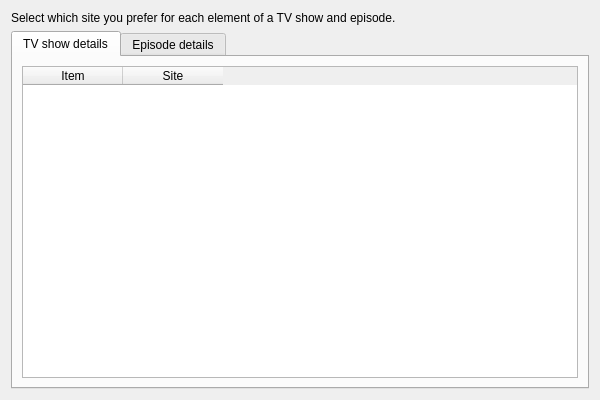
The window that src/ui/settings/CustomTvScraperSettingsWidget.ui (Komet/MediaElch) describes before a commit, drawn with Qt 5.
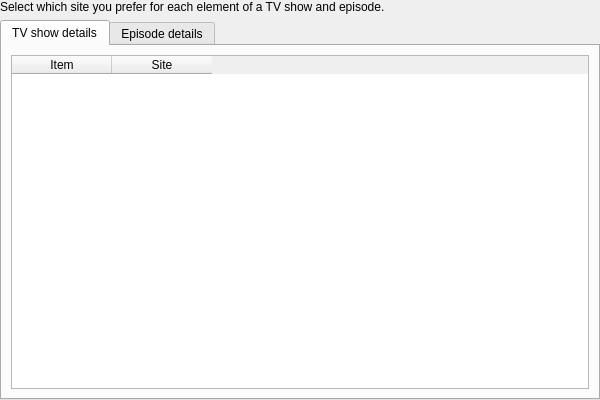
The same window after the commit.

Commit message:
fix(UI): Fix spacing of settings window; add scroll areas
To make the settings more readable, fix some spacing issues.

```diff
--- a/src/ui/settings/CustomTvScraperSettingsWidget.ui
+++ b/src/ui/settings/CustomTvScraperSettingsWidget.ui
@@ -10,7 +10,19 @@
     <height>400</height>
    </rect>
   </property>
-  <layout class="QVBoxLayout" name="verticalLayout" stretch="0,0">
+  <layout class="QVBoxLayout" name="verticalLayout" stretch="0,1">
+   <property name="leftMargin">
+    <number>0</number>
+   </property>
+   <property name="topMargin">
+    <number>0</number>
+   </property>
+   <property name="rightMargin">
+    <number>0</number>
+   </property>
+   <property name="bottomMargin">
+    <number>0</number>
+   </property>
    <item>
     <widget class="QLabel" name="lblTvScraperSettingsHelp">
      <property name="text">
```
The commit also changes 5 other files.
